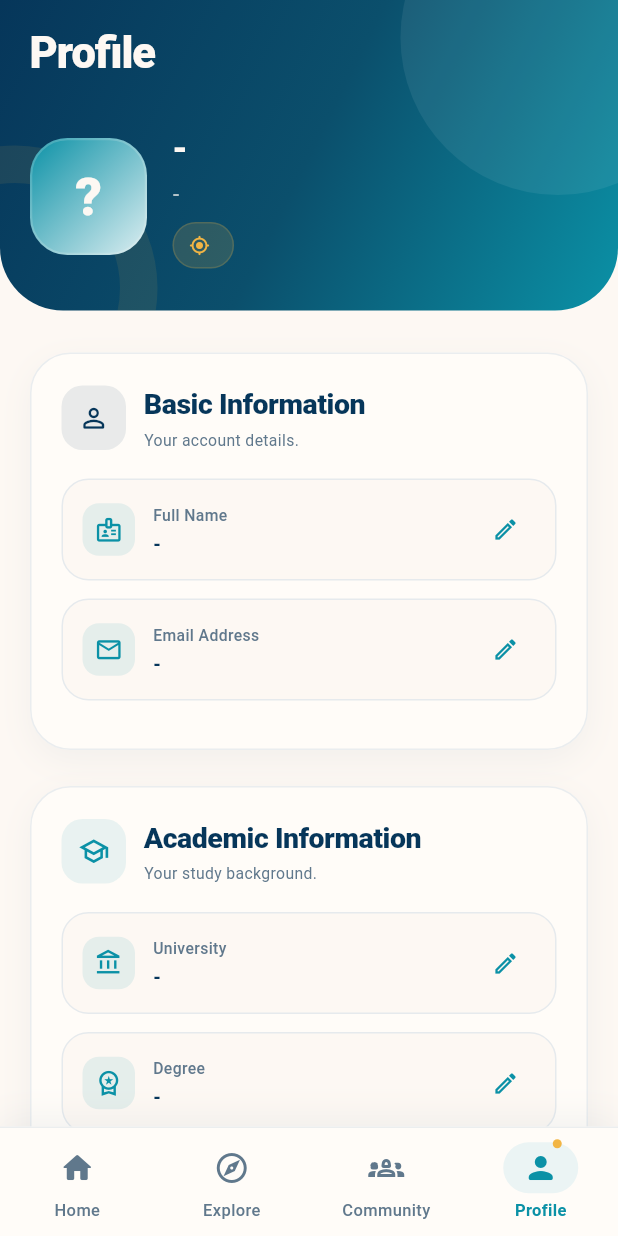
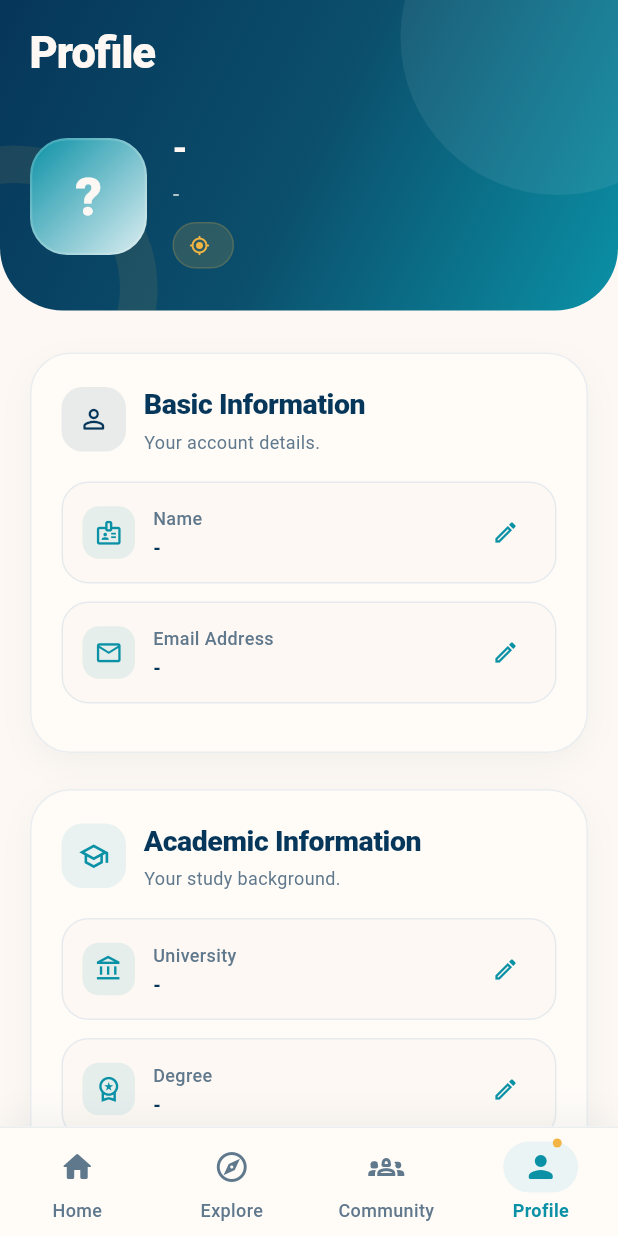
Before and after one commit to joodijana-oss/2026-GP1-18, a Flutter app: the HomeScreen screen opened directly, scrolled down 576 dp, after a tap on "Explore", after a tap on "Profile", on a phone screen of 412 x 824 dp. Run offline on Flutter 3.47's test engine with Material 3 defaults, Android fonts, the phone set to English and light mode, and no system bars; our stand-ins replace cloud_firestore, csv, file_picker, firebase_auth, firebase_core; missing offline and left inert: syncfusion_flutter_pdf; accounts and stored records are empty; Roboto replaces fonts that are missing (Arial).

Commit message:
Improve readability and accessibility of the UI
- Raise text smaller than 12px to a readable size
- Add tooltips to all icon buttons (Back, Close, show/hide password)
- Use "Name" instead of "Full Name" in profile and validation

```diff
--- a/lib/features/career_analysis/career_analysis_screen.dart
+++ b/lib/features/career_analysis/career_analysis_screen.dart
@@ -1497,7 +1497,7 @@ class _CareerGoalBadge extends StatelessWidget {
             'Based on your career goal',
             style: TextStyle(
               color: AppColors.teal,
-              fontSize: 11.2,
+              fontSize: 12,
               fontWeight: FontWeight.w700,
             ),
           ),
@@ -1626,7 +1626,7 @@ class _PressableInsightCardState
                 widget.subtitle,
                 style: const TextStyle(
                   color: AppColors.secondaryText,
-                  fontSize: 11.5,
+                  fontSize: 12,
                   height: 1.4,
                 ),
               ),
--- a/lib/features/cv_improvement/cv_improvement_screen.dart
+++ b/lib/features/cv_improvement/cv_improvement_screen.dart
@@ -1111,7 +1111,7 @@ class _SuggestionsOnlyBadge extends StatelessWidget {
             'Your CV stays unchanged',
             style: TextStyle(
               color: AppColors.teal,
-              fontSize: 11.2,
+              fontSize: 12,
               fontWeight: FontWeight.w700,
             ),
           ),
--- a/lib/screens/email_action_screen.dart
+++ b/lib/screens/email_action_screen.dart
@@ -201,6 +201,7 @@ class _EmailActionScreenState extends State<EmailActionScreen>
             ),
             const SizedBox(width: 5),
             IconButton(
+              tooltip: 'Close',
               onPressed: () => target.hideCurrentSnackBar(),
               icon: const Icon(
                 Icons.close_rounded,
@@ -332,6 +333,7 @@ class _EmailActionScreenState extends State<EmailActionScreen>
                               ),
                             ),
                             child: IconButton(
+                              tooltip: 'Back',
                               onPressed: _linkState == _LinkState.applying
                                   ? null
                                   : _goBack,
--- a/lib/screens/explore_screen.dart
+++ b/lib/screens/explore_screen.dart
@@ -675,7 +675,7 @@ class _ExploreScreenState extends State<ExploreScreen> {
                 color: selected
                     ? AppColors.teal
                     : AppColors.secondaryText,
-                fontSize: 11,
+                fontSize: 12,
                 fontWeight: selected
                     ? FontWeight.w700
                     : FontWeight.w500,
--- a/lib/screens/forgot_password_screen.dart
+++ b/lib/screens/forgot_password_screen.dart
@@ -288,6 +288,7 @@ class _ForgotPasswordScreenState extends State<ForgotPasswordScreen>
                               ),
                             ),
                             child: IconButton(
+                              tooltip: 'Back',
                               onPressed: () {
                                 Navigator.pop(context);
                               },
--- a/lib/screens/home_screen.dart
+++ b/lib/screens/home_screen.dart
@@ -644,7 +644,7 @@ class _HomeScreenState extends State<HomeScreen>
                             step.badge,
                             style: const TextStyle(
                               color: AppColors.gold,
-                              fontSize: 11,
+                              fontSize: 12,
                               fontWeight: FontWeight.w700,
                             ),
                           ),
@@ -990,7 +990,7 @@ class _HomeScreenState extends State<HomeScreen>
                     color: goldAccent
                         ? AppColors.gold
                         : AppColors.teal,
-                    fontSize: 9.5,
+                    fontSize: 11,
                     fontWeight: FontWeight.w800,
                     letterSpacing: 0.5,
                   ),
@@ -1040,7 +1040,7 @@ class _HomeScreenState extends State<HomeScreen>
                     overflow: TextOverflow.ellipsis,
                     style: const TextStyle(
                       color: AppColors.secondaryText,
-                      fontSize: 10.5,
+                      fontSize: 12,
                     ),
                   ),
                 ),
@@ -1216,7 +1216,7 @@ class _HomeScreenState extends State<HomeScreen>
             textAlign: TextAlign.center,
             style: const TextStyle(
               color: AppColors.navy,
-              fontSize: 11,
+              fontSize: 12,
               fontWeight: FontWeight.w600,
               height: 1.25,
             ),
@@ -1302,7 +1302,7 @@ class _HomeScreenState extends State<HomeScreen>
                           'Saudi Arabia',
                           style: TextStyle(
                             color: AppColors.secondaryText,
-                            fontSize: 11.5,
+                            fontSize: 12,
                           ),
                         ),
                       ],
@@ -1324,7 +1324,7 @@ class _HomeScreenState extends State<HomeScreen>
                       'HIGH',
                       style: TextStyle(
                         color: AppColors.gold,
-                        fontSize: 9.5,
+                        fontSize: 11,
                         fontWeight: FontWeight.w800,
                       ),
                     ),
@@ -1413,7 +1413,7 @@ class _HomeScreenState extends State<HomeScreen>
         name,
         style: const TextStyle(
           color: AppColors.secondaryNavy,
-          fontSize: 10.5,
+          fontSize: 12,
           fontWeight: FontWeight.w600,
         ),
       ),
@@ -1769,7 +1769,7 @@ class _HomeScreenState extends State<HomeScreen>
                 color: selected
                     ? AppColors.teal
                     : AppColors.secondaryText,
-                fontSize: 11,
+                fontSize: 12,
                 fontWeight: selected
                     ? FontWeight.w700
                     : FontWeight.w500,
@@ -1933,7 +1933,7 @@ class JourneyNode extends StatelessWidget {
             subtitle,
             style: const TextStyle(
               color: AppColors.secondaryText,
-              fontSize: 10.5,
+              fontSize: 12,
               height: 1.25,
             ),
           ),
--- a/lib/screens/login_screen.dart
+++ b/lib/screens/login_screen.dart
@@ -195,6 +195,7 @@ class _LoginScreenState extends State<LoginScreen>
             ),
             const SizedBox(width: 5),
             IconButton(
+              tooltip: 'Close',
               onPressed: () =>
                   ScaffoldMessenger.of(context).hideCurrentSnackBar(),
               icon: const Icon(
@@ -347,6 +348,7 @@ class _LoginScreenState extends State<LoginScreen>
                               ),
                             ),
                             child: IconButton(
+                              tooltip: 'Back',
                               onPressed: () {
                                 Navigator.pop(context);
                               },
@@ -440,6 +442,7 @@ class _LoginScreenState extends State<LoginScreen>
                             icon: Icons.lock_outline_rounded,
                             obscureText: hidePassword,
                             suffixIcon: IconButton(
+                              tooltip: 'Show or hide password',
                               onPressed: () {
                                 setState(() {
                                   hidePassword = !hidePassword;
--- a/lib/screens/onboarding_screen.dart
+++ b/lib/screens/onboarding_screen.dart
@@ -67,7 +67,7 @@ class OnboardingScreen extends StatelessWidget {
                     textAlign: TextAlign.center,
                     style: TextStyle(
                       color: AppColors.secondaryText,
-                      fontSize: 11,
+                      fontSize: 12,
                       fontWeight: FontWeight.w500,
                       letterSpacing: 2.2,
                     ),
--- a/lib/screens/profile_screen.dart
+++ b/lib/screens/profile_screen.dart
@@ -973,7 +973,7 @@ class _ProfileScreenState extends State<ProfileScreen>
 
                                       color: AppColors.gold,
 
-                                      fontSize: 11.5,
+                                      fontSize: 12,
 
                                       fontWeight: FontWeight.w700,
 
@@ -1047,7 +1047,7 @@ class _ProfileScreenState extends State<ProfileScreen>
 
           const SizedBox(height: 18),
 
-          _infoRow(Icons.badge_outlined, 'Full Name', _fullName,
+          _infoRow(Icons.badge_outlined, 'Name', _fullName,
               onEdit: _editFullName),
 
           // Changing the email needs the password + a verification link
@@ -1280,7 +1280,7 @@ class _ProfileScreenState extends State<ProfileScreen>
 
                       color: AppColors.secondaryText,
 
-                      fontSize: 10.5,
+                      fontSize: 12,
 
                       fontWeight: FontWeight.w500,
 
@@ -1750,7 +1750,7 @@ class _ProfileScreenState extends State<ProfileScreen>
 
                           color: AppColors.secondaryText,
 
-                          fontSize: 11.5,
+                          fontSize: 12,
 
                           height: 1.35,
 
@@ -1926,7 +1926,7 @@ class _ProfileScreenState extends State<ProfileScreen>
 
                               color: AppColors.secondaryText,
 
-                              fontSize: 10.5,
+                              fontSize: 12,
 
                             ),
 
@@ -2006,7 +2006,7 @@ class _ProfileScreenState extends State<ProfileScreen>
 
                   color: AppColors.gold,
 
-                  fontSize: 11,
+                  fontSize: 12,
 
                   fontWeight: FontWeight.w800,
 
@@ -2389,7 +2389,7 @@ class _ProfileScreenState extends State<ProfileScreen>
 
                   color: AppColors.secondaryText,
 
-                  fontSize: 10.5,
+                  fontSize: 12,
 
                 ),
 
@@ -2627,7 +2627,7 @@ class _ProfileScreenState extends State<ProfileScreen>
 
                 color: selected ? AppColors.teal : AppColors.secondaryText,
 
-                fontSize: 11,
+                fontSize: 12,
 
                 fontWeight: selected ? FontWeight.w700 : FontWeight.w500,
 
@@ -3045,6 +3045,7 @@ class _ProfileScreenState extends State<ProfileScreen>
               hint: 'Enter your current password',
               icon: Icons.lock_outline_rounded,
               suffixIcon: IconButton(
+                tooltip: 'Show or hide password',
                 onPressed: () =>
                     setSheetState(() => hidePassword = !hidePassword),
                 icon: Icon(
@@ -3126,7 +3127,7 @@ class _ProfileScreenState extends State<ProfileScreen>
     var name = _user['fullName']?.toString().trim() ?? '';
 
     await _showEditSheet(
-      label: 'Full Name',
+      label: 'Name',
       canSave: () => Validators.fullName(name) == null,
       buildField: (_, setSheetState) => TextFormField(
         initialValue: name,
@@ -3138,7 +3139,7 @@ class _ProfileScreenState extends State<ProfileScreen>
         validator: Validators.fullName,
         style: const TextStyle(color: AppColors.navy, fontSize: 14),
         decoration: _inputDecoration(
-          hint: 'Enter your full name',
+          hint: 'Enter your name',
           icon: Icons.person_outline_rounded,
         ),
       ),
@@ -3531,6 +3532,7 @@ class _ProfileScreenState extends State<ProfileScreen>
             ),
             const SizedBox(width: 5),
             IconButton(
+              tooltip: 'Close',
               onPressed: () => messenger.hideCurrentSnackBar(),
               icon: const Icon(
                 Icons.close_rounded,
--- a/lib/screens/reset_password_screen.dart
+++ b/lib/screens/reset_password_screen.dart
@@ -294,6 +294,7 @@ class _ResetPasswordScreenState extends State<ResetPasswordScreen>
             ),
             const SizedBox(width: 5),
             IconButton(
+              tooltip: 'Close',
               onPressed: () => target.hideCurrentSnackBar(),
               icon: const Icon(
                 Icons.close_rounded,
@@ -425,6 +426,7 @@ class _ResetPasswordScreenState extends State<ResetPasswordScreen>
                               ),
                             ),
                             child: IconButton(
+                              tooltip: 'Back',
                               onPressed: _loading ? null : _goBack,
                               icon: const Icon(
                                 Icons.arrow_back_rounded,
@@ -633,6 +635,7 @@ class _ResetPasswordScreenState extends State<ResetPasswordScreen>
             icon: Icons.lock_outline_rounded,
             obscureText: hidePassword,
             suffixIcon: IconButton(
+              tooltip: 'Show or hide password',
               onPressed: () => setState(() => hidePassword = !hidePassword),
               icon: Icon(
                 hidePassword
@@ -666,6 +669,7 @@ class _ResetPasswordScreenState extends State<ResetPasswordScreen>
             icon: Icons.verified_user_outlined,
             obscureText: hideConfirmPassword,
             suffixIcon: IconButton(
+              tooltip: 'Show or hide password',
               onPressed: () =>
                   setState(() => hideConfirmPassword = !hideConfirmPassword),
               icon: Icon(
--- a/lib/utils/validators.dart
+++ b/lib/utils/validators.dart
@@ -22,7 +22,7 @@ class Validators {
   }
 
   static String? fullName(String? value) =>
-      required(value, 'Full name is required.');
+      required(value, 'Name is required.');
 
   static String? email(String? value) {
     if (value == null || value.trim().isEmpty) {
--- a/lib/widgets/feature_placeholder.dart
+++ b/lib/widgets/feature_placeholder.dart
@@ -21,6 +21,7 @@ class FeaturePlaceholder extends StatelessWidget {
         backgroundColor: Colors.white,
         elevation: 0,
         leading: IconButton(
+          tooltip: 'Back',
           icon: const Icon(
             Icons.arrow_back_ios_new,
             color: Color(0xFF16324F),
```
